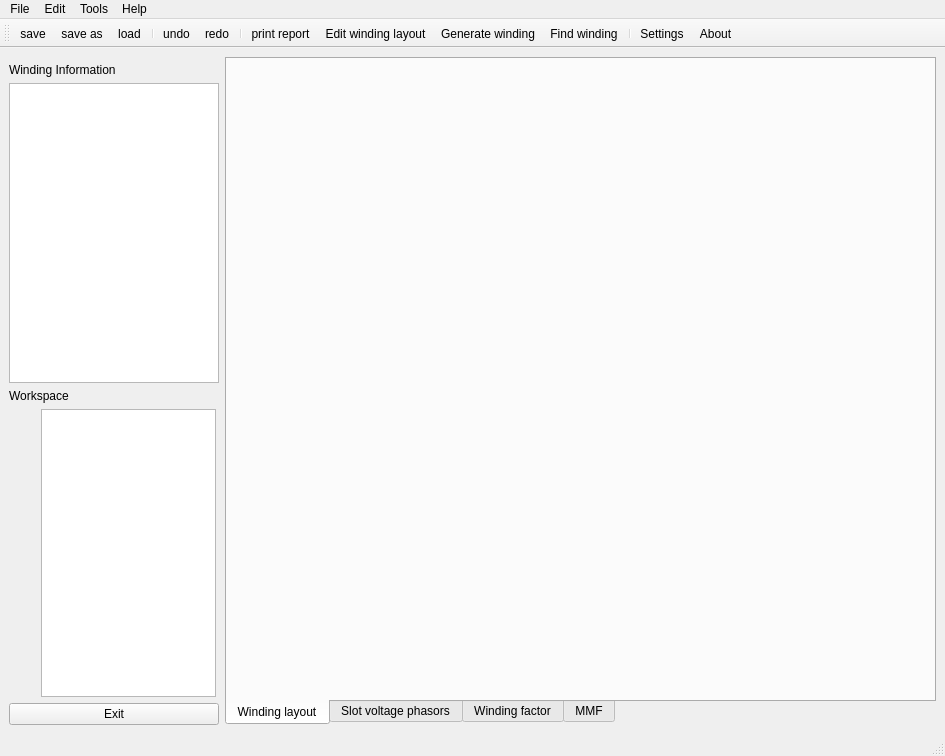
Before: the Qt Designer form swat_em/ui/MainWindow.ui in mjfwest/swat-em, drawn with Qt 5.
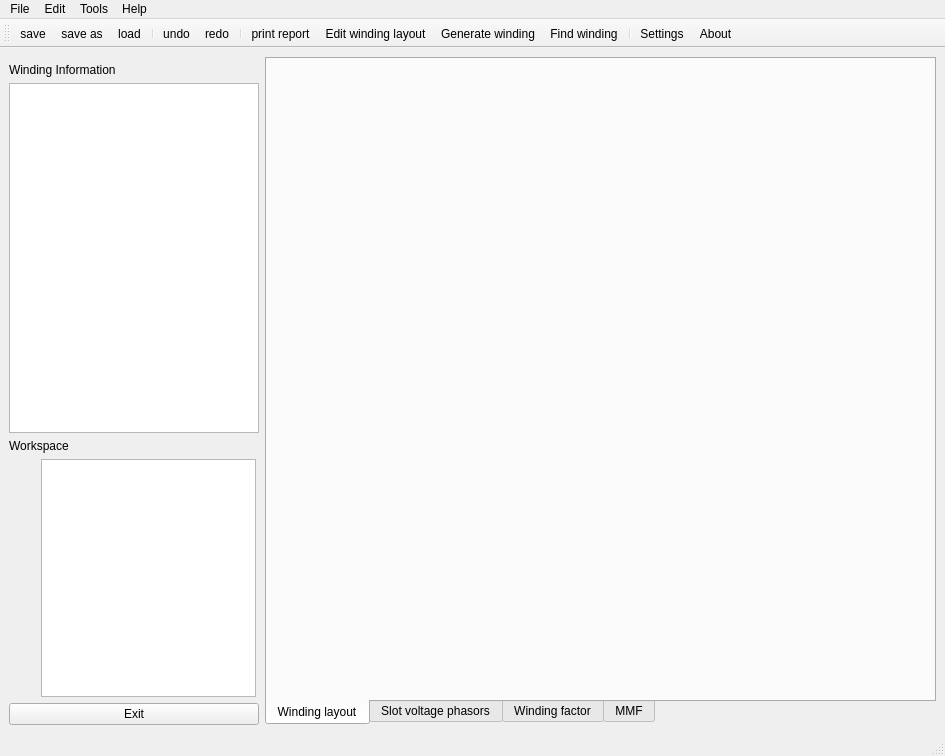
After: the same form once the commit is applied. Icons and pictures are not drawn.

Commit message: - Layout fitted - Bugfix for Icons - New dialog for notes

```diff
--- a/swat_em/ui/MainWindow.ui
+++ b/swat_em/ui/MainWindow.ui
@@ -709,7 +709,7 @@
           </property>
           <property name="maximumSize">
            <size>
-            <width>175</width>
+            <width>215</width>
             <height>16777215</height>
            </size>
           </property>
@@ -769,12 +769,12 @@
       <property name="minimumSize">
        <size>
         <width>0</width>
-        <height>300</height>
+        <height>350</height>
        </size>
       </property>
       <property name="maximumSize">
        <size>
-        <width>210</width>
+        <width>250</width>
         <height>16777215</height>
        </size>
       </property>
```
Left out of the diff: 2 changed lines with no effect on the pictures. The commit also changes 6 other files.
